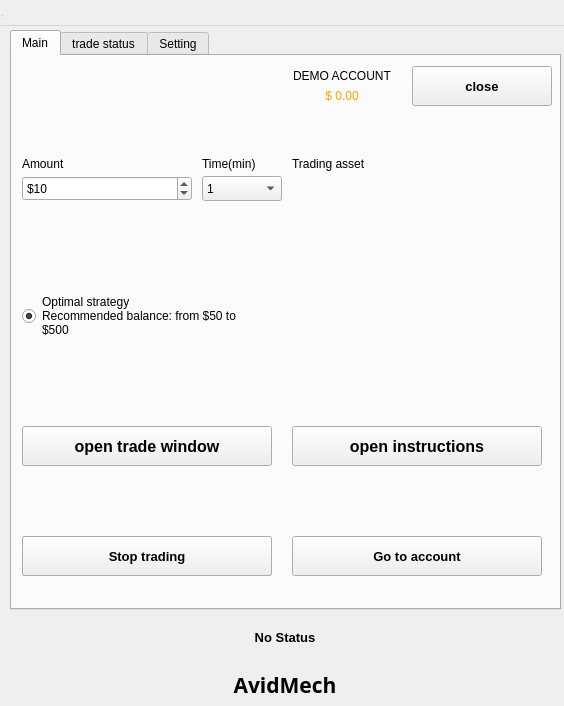
The window that core/theme/ui/main.ui (siavashvampire/python_trader) describes before a commit, drawn with Qt 5.
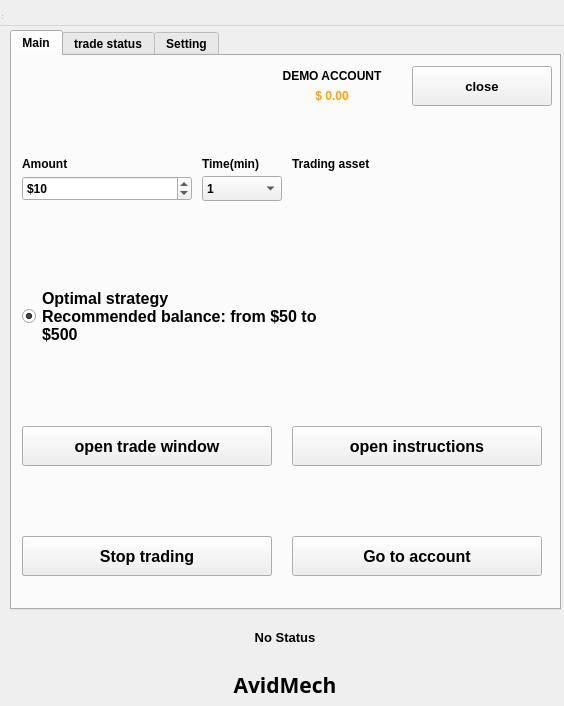
The same window after the commit.

```diff
--- a/core/theme/ui/main.ui
+++ b/core/theme/ui/main.ui
@@ -40,6 +40,13 @@
       <verstretch>0</verstretch>
      </sizepolicy>
     </property>
+    <property name="font">
+     <font>
+      <family>Arial</family>
+      <weight>75</weight>
+      <bold>true</bold>
+     </font>
+    </property>
     <property name="focusPolicy">
      <enum>Qt::StrongFocus</enum>
     </property>
@@ -53,10 +60,10 @@
      <widget class="QLabel" name="Main_Logo_label">
       <property name="geometry">
        <rect>
-        <x>0</x>
-        <y>0</y>
-        <width>111</width>
-        <height>91</height>
+        <x>330</x>
+        <y>160</y>
+        <width>161</width>
+        <height>191</height>
        </rect>
       </property>
       <property name="sizePolicy">
@@ -107,6 +114,13 @@
         <height>25</height>
        </rect>
       </property>
+      <property name="font">
+       <font>
+        <family>Arial</family>
+        <weight>75</weight>
+        <bold>true</bold>
+       </font>
+      </property>
       <property name="styleSheet">
        <string notr="true"/>
       </property>
@@ -132,6 +146,13 @@
         <height>25</height>
        </rect>
       </property>
+      <property name="font">
+       <font>
+        <family>Arial</family>
+        <weight>75</weight>
+        <bold>true</bold>
+       </font>
+      </property>
       <property name="styleSheet">
        <string notr="true"/>
       </property>
@@ -150,6 +171,13 @@
         <height>16</height>
        </rect>
       </property>
+      <property name="font">
+       <font>
+        <family>Arial</family>
+        <weight>75</weight>
+        <bold>true</bold>
+       </font>
+      </property>
       <property name="styleSheet">
        <string notr="true"/>
       </property>
@@ -166,6 +194,13 @@
         <height>16</height>
        </rect>
       </property>
+      <property name="font">
+       <font>
+        <family>Arial</family>
+        <weight>75</weight>
+        <bold>true</bold>
+       </font>
+      </property>
       <property name="styleSheet">
        <string notr="true"/>
       </property>
@@ -201,10 +236,17 @@
        <rect>
         <x>10</x>
         <y>210</y>
-        <width>250</width>
+        <width>301</width>
         <height>100</height>
        </rect>
       </property>
+      <property name="font">
+       <font>
+        <pointsize>12</pointsize>
+        <weight>75</weight>
+        <bold>true</bold>
+       </font>
+      </property>
       <property name="tabletTracking">
        <bool>false</bool>
       </property>
@@ -229,12 +271,20 @@
      <widget class="QLabel" name="balance_label">
       <property name="geometry">
        <rect>
-        <x>280</x>
+        <x>260</x>
         <y>10</y>
-        <width>100</width>
+        <width>120</width>
         <height>20</height>
        </rect>
       </property>
+      <property name="font">
+       <font>
+        <family>Arial</family>
+        <pointsize>9</pointsize>
+        <weight>75</weight>
+        <bold>true</bold>
+       </font>
+      </property>
       <property name="styleSheet">
        <string notr="true"/>
       </property>
@@ -248,12 +298,18 @@
      <widget class="QLabel" name="balance_value_label">
       <property name="geometry">
        <rect>
-        <x>280</x>
+        <x>260</x>
         <y>30</y>
-        <width>100</width>
+        <width>120</width>
         <height>20</height>
        </rect>
       </property>
+      <property name="font">
+       <font>
+        <weight>75</weight>
+        <bold>true</bold>
+       </font>
+      </property>
       <property name="styleSheet">
        <string notr="true">color:orange</string>
       </property>
@@ -289,6 +345,13 @@
         <height>16</height>
        </rect>
       </property>
+      <property name="font">
+       <font>
+        <family>Arial</family>
+        <weight>75</weight>
+        <bold>true</bold>
+       </font>
+      </property>
       <property name="styleSheet">
        <string notr="true"/>
       </property>
@@ -323,7 +386,7 @@
       </property>
       <property name="font">
        <font>
-        <pointsize>10</pointsize>
+        <pointsize>12</pointsize>
         <weight>75</weight>
         <bold>true</bold>
        </font>
@@ -369,7 +432,7 @@
       </property>
       <property name="font">
        <font>
-        <pointsize>10</pointsize>
+        <pointsize>12</pointsize>
         <weight>75</weight>
         <bold>true</bold>
        </font>
```
Left out of the diff: 14 changed lines with no effect on the pictures.
